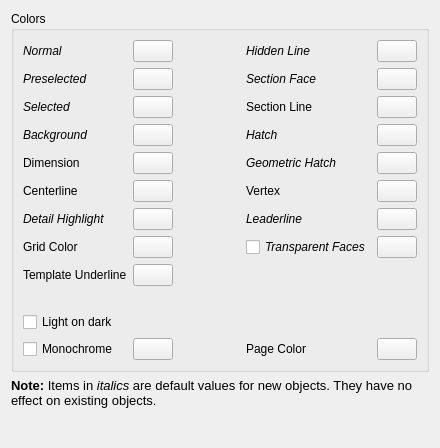
This is src/Mod/TechDraw/Gui/DlgPrefsTechDrawColors.ui in southseact-3d/fcd as Qt 5 draws it before an edit. The edited form follows.
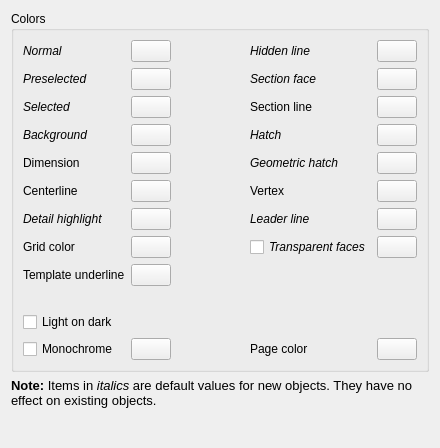
This is the edited form. Custom widgets are drawn as their Qt base class.

Commit message:
TechDraw: Update UI strings for consistency
Closes: #22143

What changed in the file:
```diff
--- a/src/Mod/TechDraw/Gui/DlgPrefsTechDrawColors.ui
+++ b/src/Mod/TechDraw/Gui/DlgPrefsTechDrawColors.ui
@@ -57,7 +57,7 @@
            </font>
           </property>
           <property name="text">
-           <string>Geometric Hatch</string>
+           <string>Geometric hatch</string>
           </property>
          </widget>
         </item>
@@ -167,7 +167,7 @@
            </font>
           </property>
           <property name="text">
-           <string>Section Face</string>
+           <string>Section face</string>
           </property>
          </widget>
         </item>
@@ -257,7 +257,7 @@
            </font>
           </property>
           <property name="text">
-           <string>Leaderline</string>
+           <string>Leader line</string>
           </property>
          </widget>
         </item>
@@ -389,7 +389,7 @@
            </font>
           </property>
           <property name="text">
-           <string>Detail Highlight</string>
+           <string>Detail highlight</string>
           </property>
          </widget>
         </item>
@@ -408,14 +408,14 @@
         <item row="11" column="3">
          <widget class="QLabel" name="label_2">
           <property name="text">
-           <string>Page Color</string>
+           <string>Page color</string>
           </property>
          </widget>
         </item>
         <item row="2" column="3">
          <widget class="QLabel" name="label_14">
           <property name="text">
-           <string>Section Line</string>
+           <string>Section line</string>
           </property>
          </widget>
         </item>
@@ -492,7 +492,7 @@
            <string>Object faces will be transparent</string>
           </property>
           <property name="text">
-           <string>Transparent Faces</string>
+           <string>Transparent faces</string>
           </property>
           <property name="prefEntry" stdset="0">
            <cstring>ClearFace</cstring>
@@ -589,7 +589,7 @@
         <item row="7" column="0">
          <widget class="QLabel" name="label">
           <property name="text">
-           <string>Grid Color</string>
+           <string>Grid color</string>
           </property>
          </widget>
         </item>
@@ -601,7 +601,7 @@
            </font>
           </property>
           <property name="text">
-           <string>Hidden Line</string>
+           <string>Hidden line</string>
           </property>
          </widget>
         </item>
@@ -640,7 +640,7 @@
         <item row="8" column="0">
          <widget class="QLabel" name="label_8">
           <property name="text">
-           <string>Template Underline</string>
+           <string>Template underline</string>
           </property>
          </widget>
         </item>
```
Left out of the diff: 8 changed lines with no effect on the pictures. The commit also changes 92 other files.
